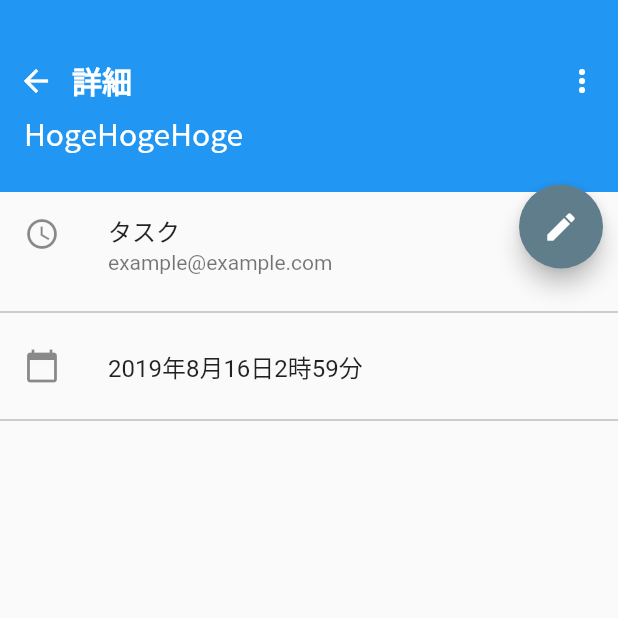
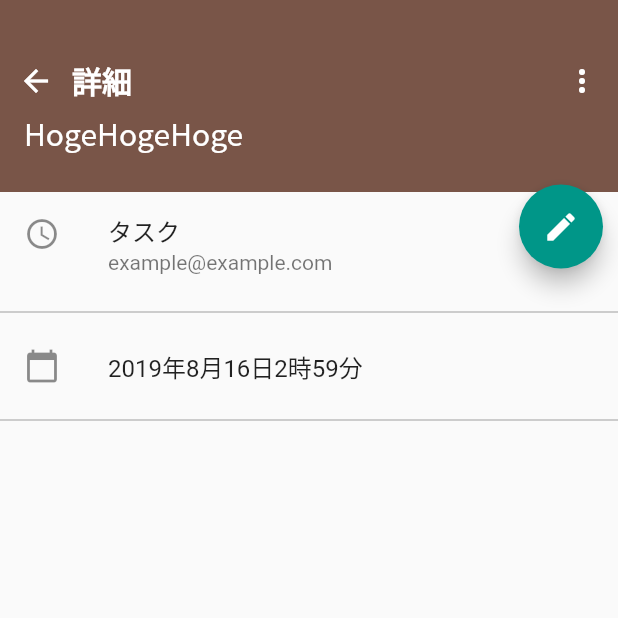
Before and after one commit to organic-nailer/todo_counter_flutter, a Flutter app: the screen it shows after launch, after a tap on the "add" icon, on a phone screen of 412 x 824 dp, the top half of it. Run offline on Flutter 3.47's test engine with Material 2 defaults, Android fonts, the light colour scheme and no system bars; our stand-ins replace cloud_firestore; accounts and stored records are empty.

Commit message:
色を変更

```diff
--- a/lib/DetailPage.dart
+++ b/lib/DetailPage.dart
@@ -17,7 +17,7 @@ class DetailPageState extends State<DetailPage>{
 			    appBar: new PreferredSize(
 				    preferredSize: new Size(MediaQuery.of(context).size.width, appBarHeight),
 				    child: new Container(
-					    color: Colors.blue,
+					    color: Theme.of(context).primaryColor,
 					    child: new Container(
 						    margin: const EdgeInsets.only(top: 30.0),
 						    child: new Stack(
@@ -101,7 +101,7 @@ class DetailPageState extends State<DetailPage>{
 				    onPressed: () {
 					    print('FAB tapped!');
 				    },
-				    backgroundColor: Colors.blueGrey,
+				    backgroundColor: Theme.of(context).accentColor,
 			    ),
 			    right: 10.0,
 			    top: appBarHeight - 5.0,
--- a/lib/main.dart
+++ b/lib/main.dart
@@ -24,7 +24,11 @@ class MyApp extends StatelessWidget {
         // "hot reload" (press "r" in the console where you ran "flutter run",
         // or press Run > Flutter Hot Reload in IntelliJ). Notice that the
         // counter didn't reset back to zero; the application is not restarted.
-        primarySwatch: Colors.green,
+	      primaryColor: Colors.brown[500],
+	      primaryColorDark: Colors.brown[700],
+	      primaryColorLight: Colors.brown[100],
+	      accentColor: Colors.teal,
+
       ),
       //home: new ExpansionTileSample(),
       //home: new MyHomePage(title: "TodoSample",),
```
